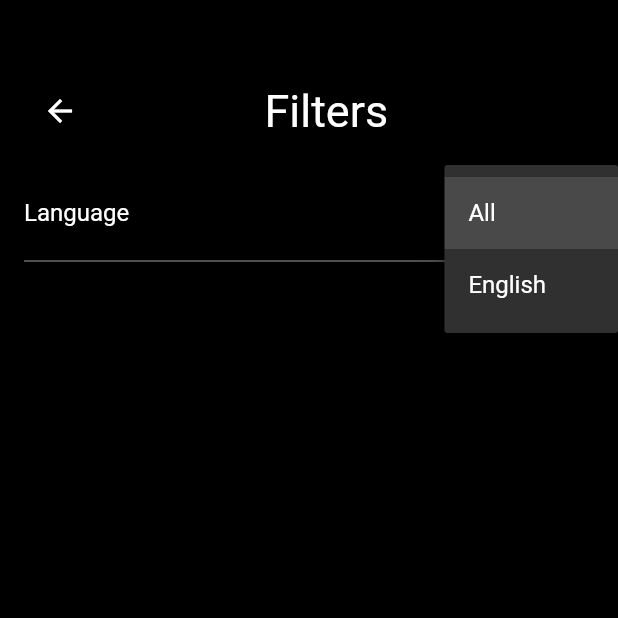
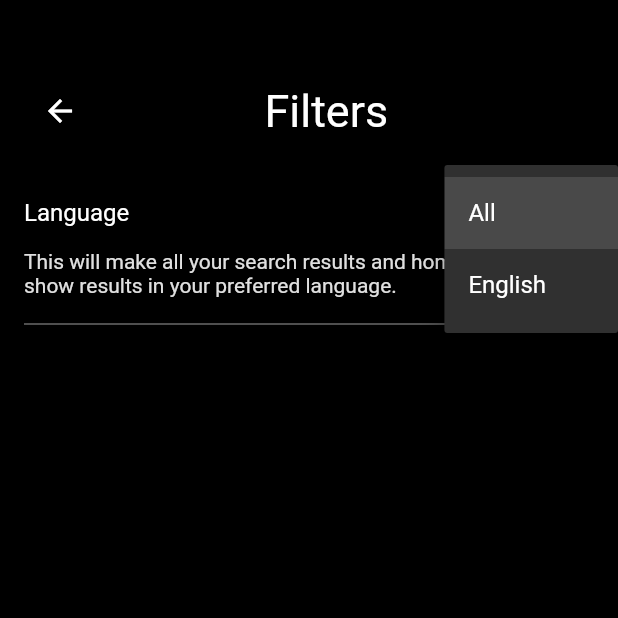
Before and after one commit to WeebNetsu/nclientv3, a Flutter app: the SettingsFiltersView screen opened by its route, after a tap on "All", on a phone screen of 412 x 824 dp, the top half of it. Run offline on Flutter 3.47's test engine with Material 2 defaults, Android fonts, the phone set to English and light mode, and no system bars; our stand-ins replace flutter_keyboard_visibility, lazy_load_scrollview, random_string, webview_flutter; missing offline and left inert: nhentai, observe_internet_connectivity, webview_cookie_manager; statements that could not run were skipped.

Commit message:
Implemented language filter

```diff
--- a/lib/models/user_preferences.dart
+++ b/lib/models/user_preferences.dart
@@ -2,46 +2,9 @@ import 'dart:convert';
 import 'dart:io';
 
 import 'package:flutter/material.dart';
+import 'package:nclientv3/constants/constants.dart';
 import 'package:nclientv3/utils/utils.dart';
 import 'package:nhentai/nhentai.dart' as nh;
-
-/// All book languages, name and ID
-///
-/// Their IDs are what have been returned when asking the API
-enum BookLanguage {
-  all, // 0
-  english, // 12227
-}
-
-/// This will give each language its unique ID
-extension BookLanguageExtension on BookLanguage {
-  String get name {
-    switch (this) {
-      case BookLanguage.english:
-        return 'english';
-      default:
-        return 'all';
-    }
-  }
-
-  int get id {
-    switch (this) {
-      case BookLanguage.english:
-        return 12227;
-      default:
-        return 0;
-    }
-  }
-
-  /// Get a language by its ID, if not found, it will return `BookLanguage.all`
-  BookLanguage getLanguageById(int id) {
-    for (final lang in BookLanguage.values) {
-      if (lang.id == id) return lang;
-    }
-
-    return BookLanguage.all;
-  }
-}
 
 class UserPreferencesModel {
   static const saveFileName = "user_preferences.json";
@@ -49,7 +12,7 @@ class UserPreferencesModel {
   /// User agent provided by the webview
   // bool hideNsfw = false;
   nh.SearchSort sort = nh.SearchSort.popularWeek;
-  BookLanguage language = BookLanguage.all;
+  String language = NHentaiConstants.languages.first;
 
   Future<bool> saveToFileData() async {
     Directory? appDir = await getAppDir();
@@ -59,7 +22,7 @@ class UserPreferencesModel {
     try {
       final encodedData = jsonEncode({
         "sort": sort.toString(),
-        "language": language.id,
+        "language": language,
         // "hideNsfw": hideNsfw,
       });
 
@@ -110,14 +73,7 @@ class UserPreferencesModel {
       sort = nh.SearchSort.popularWeek;
     }
 
-    final int? languageData = userDataJson['language'];
-
-    for (final lang in BookLanguage.values) {
-      if (lang.id == languageData) {
-        language = lang;
-        break;
-      }
-    }
+    language = userDataJson['language'].toString();
 
     // not decoding it will leave quotes in the string
     // final bool? hideNsfwData = userDataJson['hideNsfw'];
--- a/lib/utils/strings.dart
+++ b/lib/utils/strings.dart
@@ -26,3 +26,6 @@ String capitalizeFirstLetter(String input) {
   }
   return input[0].toUpperCase() + input.substring(1);
 }
+
+/// Generate a tag url, `/tag/value/`
+String generateTagUrl(String name) => '/tag/$name/';
--- a/lib/views/browse/browse_view.dart
+++ b/lib/views/browse/browse_view.dart
@@ -57,7 +57,7 @@ class _BrowseViewState extends State<BrowseView> {
     }
 
     final api = nh.API(
-      //   'Mozilla/5.0 (Linux; Android 6.0; Nexus 5 Build/MRA58N) FxQuantum/114.0 AppleWebKit/537.36 (KHTML, like Gecko) Chrome/118.0.0.0 Mobile Safari/537.36',
+      // 'Mozilla/5.0 (Linux; Android 6.0; Nexus 5 Build/MRA58N) FxQuantum/114.0 AppleWebKit/537.36 (KHTML, like Gecko) Chrome/118.0.0.0 Mobile Safari/537.36',
       userAgent: userAgent,
       beforeRequest: beforeRequestAddCookiesStatic(
         cookies,
@@ -74,23 +74,20 @@ class _BrowseViewState extends State<BrowseView> {
     try {
       nh.Search searchedBooks;
 
-      //   if (_userPreferences.hideNsfw) {
-      //     const tag = nh.Tag(
-      //       id: 139392,
-      //       type: nh.TagType.tag,
-      //       name: 'non-nude',
-      //       count: 25,
-      //       url: '/tag/non-nude/',
-      //     );
-      //     final q = '${const nh.SearchQueryTag(tag)}';
-      //     searchedBooks = await api.search(q).first;
-      //   } else {
+      String searchQuery = "*";
+
+      final languageQuery = nh.Tag.named(
+        type: nh.TagType.language,
+        name: _userPreferences.language,
+      ).query;
+
+      searchQuery += "$languageQuery";
+
       // get 1 page of the most recent books
       searchedBooks = await _api.searchSinglePage(
-        "*",
+        searchQuery,
         sort: _userPreferences.sort,
       );
-      //   }
 
       try {
         setState(() {
--- a/lib/views/settings_filters/settings_filters.dart
+++ b/lib/views/settings_filters/settings_filters.dart
@@ -1,4 +1,5 @@
 import 'package:flutter/material.dart';
+import 'package:nclientv3/constants/constants.dart';
 import 'package:nclientv3/models/models.dart';
 import 'package:nclientv3/utils/utils.dart';
 import 'package:nclientv3/widgets/widgets.dart';
@@ -19,7 +20,6 @@ class SettingsFiltersView extends StatefulWidget {
 class _SettingsFiltersViewState extends State<SettingsFiltersView> {
   final _userPreferences = UserPreferencesModel();
 
-  String? _selectedOption;
   bool _loading = true;
 
   @override
@@ -51,9 +51,9 @@ class _SettingsFiltersViewState extends State<SettingsFiltersView> {
               mainAxisAlignment: MainAxisAlignment.spaceBetween,
               children: [
                 const Text("Language"),
-                DropdownButton<BookLanguage>(
+                DropdownButton<String>(
                   value: _userPreferences.language,
-                  onChanged: (BookLanguage? newValue) {
+                  onChanged: (String? newValue) {
                     setState(() {
                       if (newValue != null) {
                         _userPreferences.language = newValue;
@@ -61,15 +61,24 @@ class _SettingsFiltersViewState extends State<SettingsFiltersView> {
                       }
                     });
                   },
-                  items: BookLanguage.values.map<DropdownMenuItem<BookLanguage>>((BookLanguage value) {
-                    return DropdownMenuItem<BookLanguage>(
+                  items: NHentaiConstants.languages.map<DropdownMenuItem<String>>((String value) {
+                    return DropdownMenuItem<String>(
                       value: value,
-                      child: Text(capitalizeFirstLetter(value.name)),
+                      child: Text(capitalizeFirstLetter(value == "*" ? "All" : value)),
                     );
                   }).toList(),
                 ),
               ],
             ),
+            Text(
+              "This will make all your search results and "
+              "home page only show results in your preferred language.",
+              style: TextStyle(
+                fontSize: 14,
+                color: Colors.grey[300],
+              ),
+            ),
+            const SizedBox(height: 10),
             Divider(color: Colors.grey[500]),
           ],
         ),
--- a/pubspec.yaml
+++ b/pubspec.yaml
@@ -4,7 +4,7 @@ description: New and improved nHentai browsing app!
 # pub.dev using `flutter pub publish`. This is preferred for private packages.
 publish_to: "none" # Remove this line if you wish to publish to pub.dev
 
-version: 0.6.1+1
+version: 0.6.2+1
 
 environment:
   sdk: ">=3.0.5 <4.0.0"
```
Also changed, not shown: lib/constants/nhentai_constants.dart (+4 -10 lines), lib/views/search/search_view.dart (+35 -30 lines).
